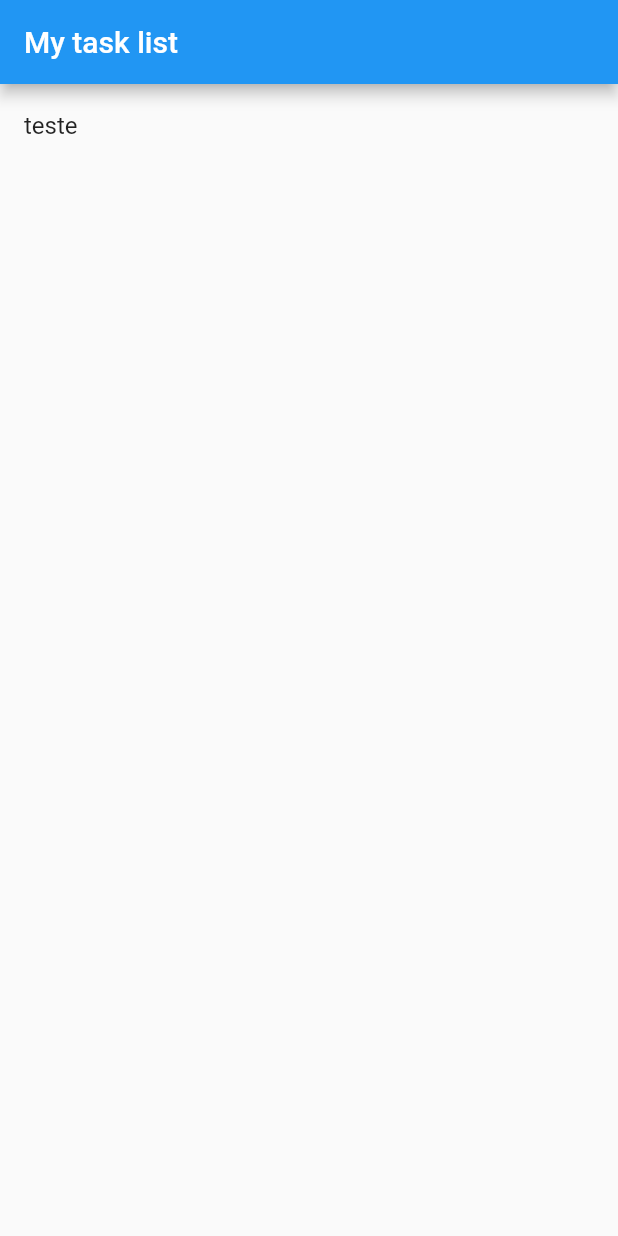
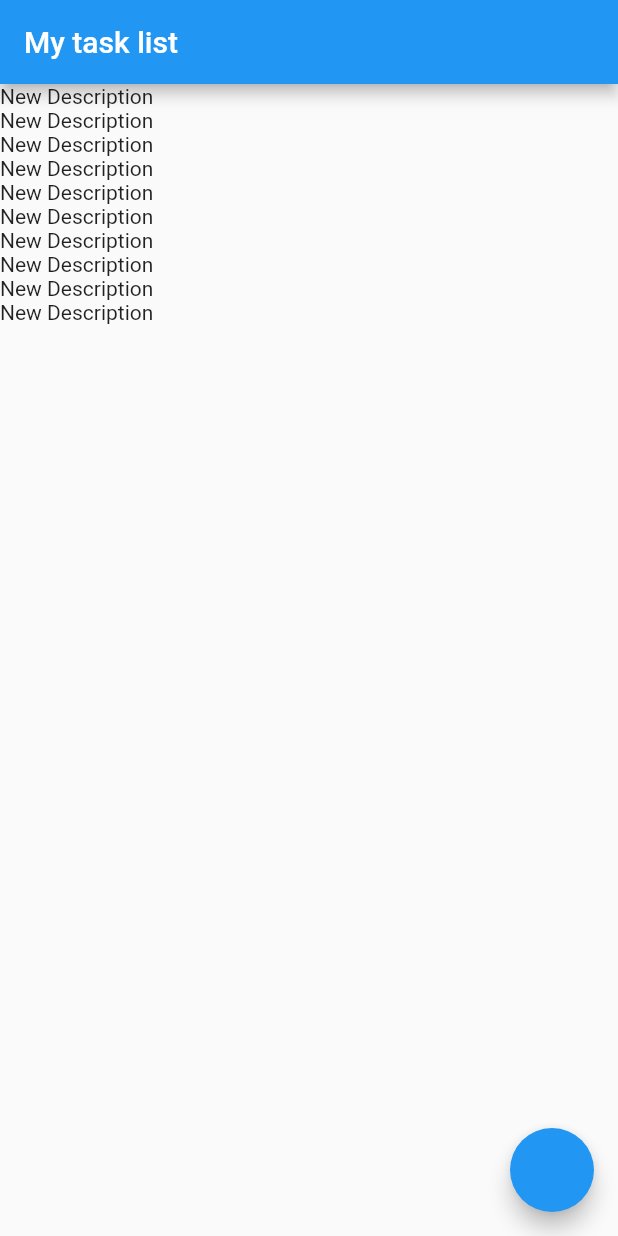
Before and after one commit to isaquevoss/flutter-task-list, a Flutter app: the screen it shows after launch, on a phone screen of 412 x 824 dp. Run offline on Flutter 3.47's test engine with Material 2 defaults, Android fonts, the phone set to English and light mode, and no system bars.

Commit message:
entendendo como manipular as listas

```diff
--- a/lib/src/app.dart
+++ b/lib/src/app.dart
@@ -10,12 +10,19 @@ class TaskListApp extends StatefulWidget {
 }
 
 class _TaskListAppState extends State<TaskListApp> {
+
   List<TaskGroup> tasks = List<TaskGroup>.generate(10, (index) => TaskGroup(0, 'New Description'));
+
   @override
   Widget build(BuildContext context) {
     return Scaffold(
       appBar: AppBar(title: Text('My task list'),),
       body: TaskListView(tasks: this.tasks),
+      floatingActionButton: FloatingActionButton(onPressed: () {
+        tasks.add(TaskGroup(0, 'Works fine'));
+        setState(() {});
+      },
+      ),
     );
   }
 }
--- a/lib/src/model/task.dart
+++ b/lib/src/model/task.dart
@@ -1,14 +1,13 @@
-class TaskGroup{
-  int id;
-  String description;
-  // List<Task> tasks;
-
-  TaskGroup(this.id, this.description );
-}
-
 class Task {
   int id;
   String description;
 
   Task(this.id, this.description);
 }
+
+class TaskGroup{
+  int id;
+  String description;
+  List<Task> tasks = List.empty();
+  TaskGroup(this.id, this.description);
+}
--- a/lib/src/view/TaskListView.dart
+++ b/lib/src/view/TaskListView.dart
@@ -7,14 +7,16 @@ class TaskListView extends StatelessWidget {
 
   final List<TaskGroup> tasks;
 
+  getTasksFields() {
+    List<Widget> fields = [];
+    tasks.forEach((element) {
+      fields.add(Text(element.description));
+    });
+    return fields;
+  }
 
   @override
   Widget build(BuildContext context) {
-    return ListView(children: [
-      ListTile(
-        title: Text('teste'),
-      )
-
-    ],);
+    return ListView(children: getTasksFields(),);
   }
 }
```
